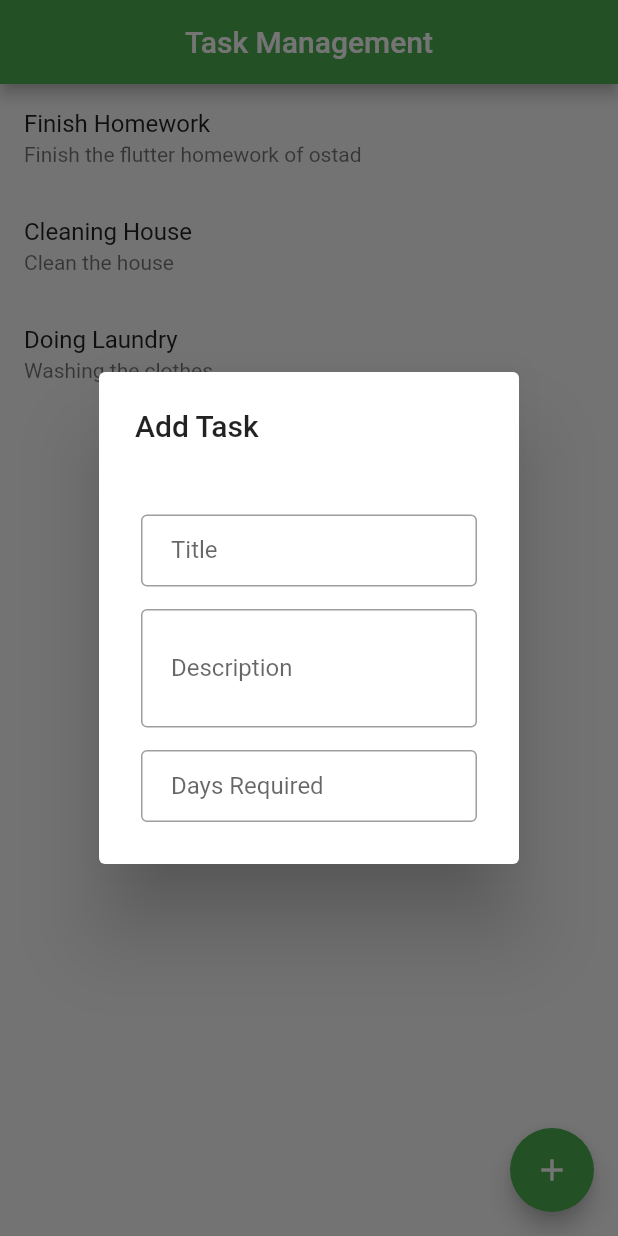
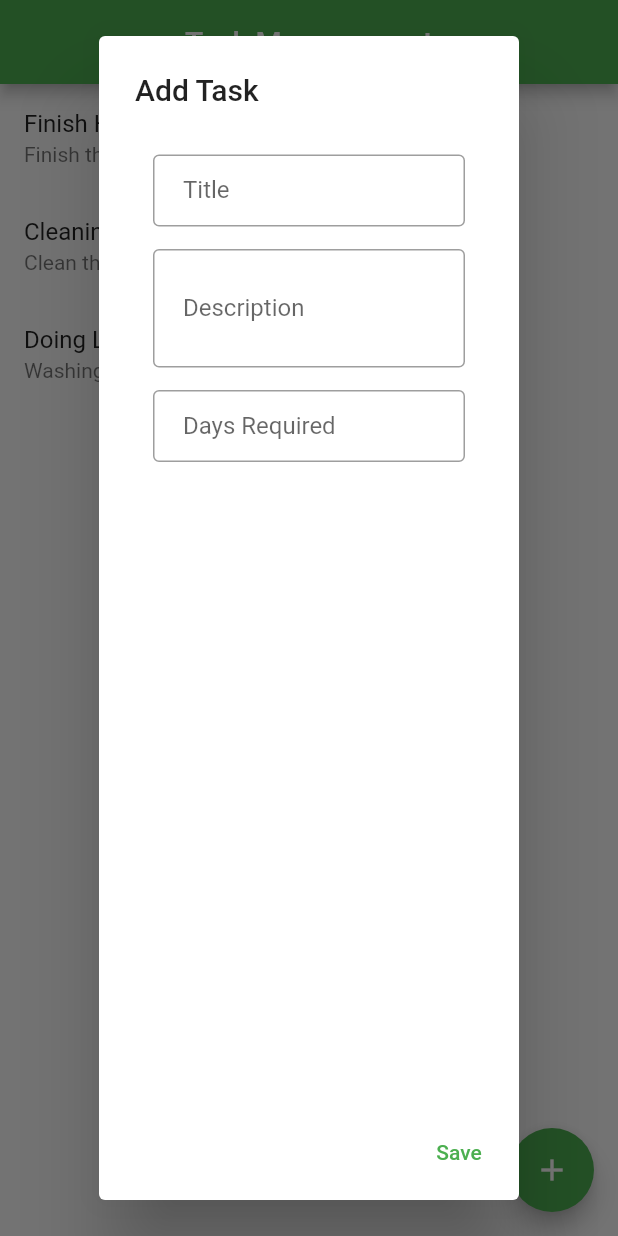
Before and after one commit to syfulsharif/taskManagerFlutter, a Flutter app: the screen it shows after launch, after a tap on the "add" icon, on a phone screen of 412 x 824 dp. Run offline on Flutter 3.47's test engine with Material 2 defaults, Android fonts, the phone set to English and light mode, and no system bars.

Commit message:
Dialog Box corrected

```diff
--- a/lib/taskmanager.dart
+++ b/lib/taskmanager.dart
@@ -29,12 +29,7 @@ class _TaskManagerViewState extends State<TaskManagerView> {
           return Expanded(
             child: AlertDialog(
               title: const Text('Add Task'),
-              actions: [
-                TextButton(
-                  onPressed: () {
-                    Navigator.of(context).pop();
-                  },
-                  child: Padding(
+              content: Padding(
                 padding: const EdgeInsets.all(12.0),
                 child: Column(
                   mainAxisAlignment: MainAxisAlignment.start,
@@ -45,8 +40,7 @@ class _TaskManagerViewState extends State<TaskManagerView> {
                     ),
                     sizedBox15(),
                     TextField(
-                          decoration:
-                              appInputDecoration('Description', 30.0, 20.0),
+                      decoration: appInputDecoration('Description', 30.0, 20.0),
                       maxLines: 5,
                       minLines: 1,
                     ),
@@ -58,6 +52,12 @@ class _TaskManagerViewState extends State<TaskManagerView> {
                   ],
                 ),
               ),
+              actions: [
+                TextButton(
+                  onPressed: () {
+                    Navigator.of(context).pop();
+                  },
+                  child: const Text('Save'),
                 )
               ],
             ),
```
Lines whose indentation alone changed are shown as unchanged.
